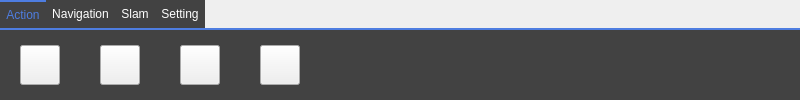
First picture: the form in src/map_menu.ui, repository Huangfly/neo_view, before the edit.
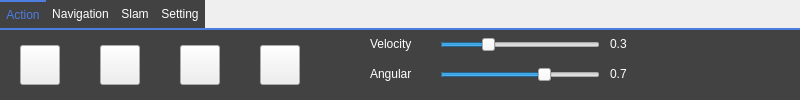
Second picture: the form after the edit. The open tabs and pages were chosen to show the change. Icons and pictures are not drawn.

```diff
--- a/src/map_menu.ui
+++ b/src/map_menu.ui
@@ -169,6 +169,149 @@
      <string/>
     </property>
    </widget>
+   <widget class="QSlider" name="Action_VelocitySlider">
+    <property name="geometry">
+     <rect>
+      <x>440</x>
+      <y>0</y>
+      <width>160</width>
+      <height>29</height>
+     </rect>
+    </property>
+    <property name="focusPolicy">
+     <enum>Qt::NoFocus</enum>
+    </property>
+    <property name="styleSheet">
+     <string notr="true">QSlider{
+border-color: #bcbcbc;
+}
+ 
+   </string>
+    </property>
+    <property name="minimum">
+     <number>10</number>
+    </property>
+    <property name="maximum">
+     <number>80</number>
+    </property>
+    <property name="singleStep">
+     <number>1</number>
+    </property>
+    <property name="pageStep">
+     <number>10</number>
+    </property>
+    <property name="value">
+     <number>30</number>
+    </property>
+    <property name="orientation">
+     <enum>Qt::Horizontal</enum>
+    </property>
+   </widget>
+   <widget class="QSlider" name="Action_AngularSlider">
+    <property name="geometry">
+     <rect>
+      <x>440</x>
+      <y>30</y>
+      <width>160</width>
+      <height>29</height>
+     </rect>
+    </property>
+    <property name="focusPolicy">
+     <enum>Qt::NoFocus</enum>
+    </property>
+    <property name="minimum">
+     <number>10</number>
+    </property>
+    <property name="maximum">
+     <number>100</number>
+    </property>
+    <property name="value">
+     <number>70</number>
+    </property>
+    <property name="orientation">
+     <enum>Qt::Horizontal</enum>
+    </property>
+   </widget>
+   <widget class="QLabel" name="label_4">
+    <property name="geometry">
+     <rect>
+      <x>370</x>
+      <y>5</y>
+      <width>67</width>
+      <height>17</height>
+     </rect>
+    </property>
+    <property name="styleSheet">
+     <string notr="true">QLabel{
+color:rgb(255, 255, 255);
+border-radius:10px;
+background: rgb(66, 66, 66);
+}</string>
+    </property>
+    <property name="text">
+     <string>Velocity</string>
+    </property>
+   </widget>
+   <widget class="QLabel" name="label_5">
+    <property name="geometry">
+     <rect>
+      <x>370</x>
+      <y>35</y>
+      <width>67</width>
+      <height>17</height>
+     </rect>
+    </property>
+    <property name="styleSheet">
+     <string notr="true">QLabel{
+color:rgb(255, 255, 255);
+border-radius:10px;
+background: rgb(66, 66, 66);
+}</string>
+    </property>
+    <property name="text">
+     <string>Angular</string>
+    </property>
+   </widget>
+   <widget class="QLabel" name="Actionlabel_Velocity">
+    <property name="geometry">
+     <rect>
+      <x>610</x>
+      <y>5</y>
+      <width>67</width>
+      <height>17</height>
+     </rect>
+    </property>
+    <property name="styleSheet">
+     <string notr="true">QLabel{
+color:rgb(255, 255, 255);
+border-radius:10px;
+background: rgb(66, 66, 66);
+}</string>
+    </property>
+    <property name="text">
+     <string>0.3</string>
+    </property>
+   </widget>
+   <widget class="QLabel" name="Actionlabel_Angular">
+    <property name="geometry">
+     <rect>
+      <x>610</x>
+      <y>35</y>
+      <width>67</width>
+      <height>17</height>
+     </rect>
+    </property>
+    <property name="styleSheet">
+     <string notr="true">QLabel{
+color:rgb(255, 255, 255);
+border-radius:10px;
+background: rgb(66, 66, 66);
+}</string>
+    </property>
+    <property name="text">
+     <string>0.7</string>
+    </property>
+   </widget>
   </widget>
   <widget class="QWidget" name="navigation">
    <attribute name="title">
```
Left out of the diff: 2 changed lines with no effect on the pictures.
